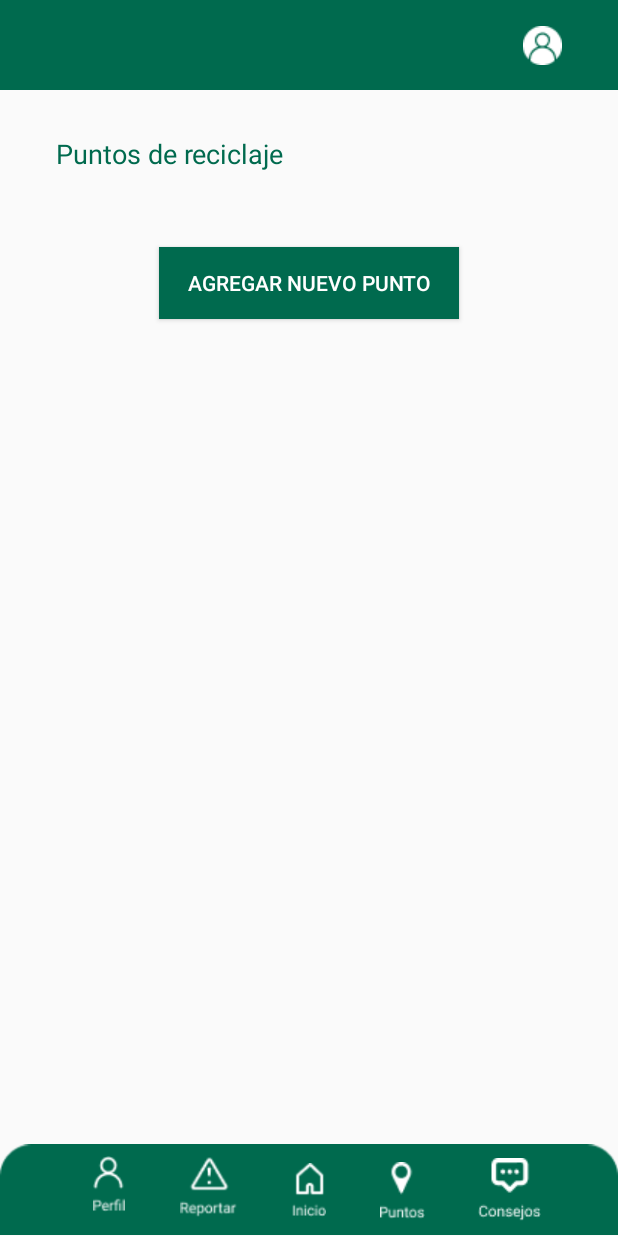
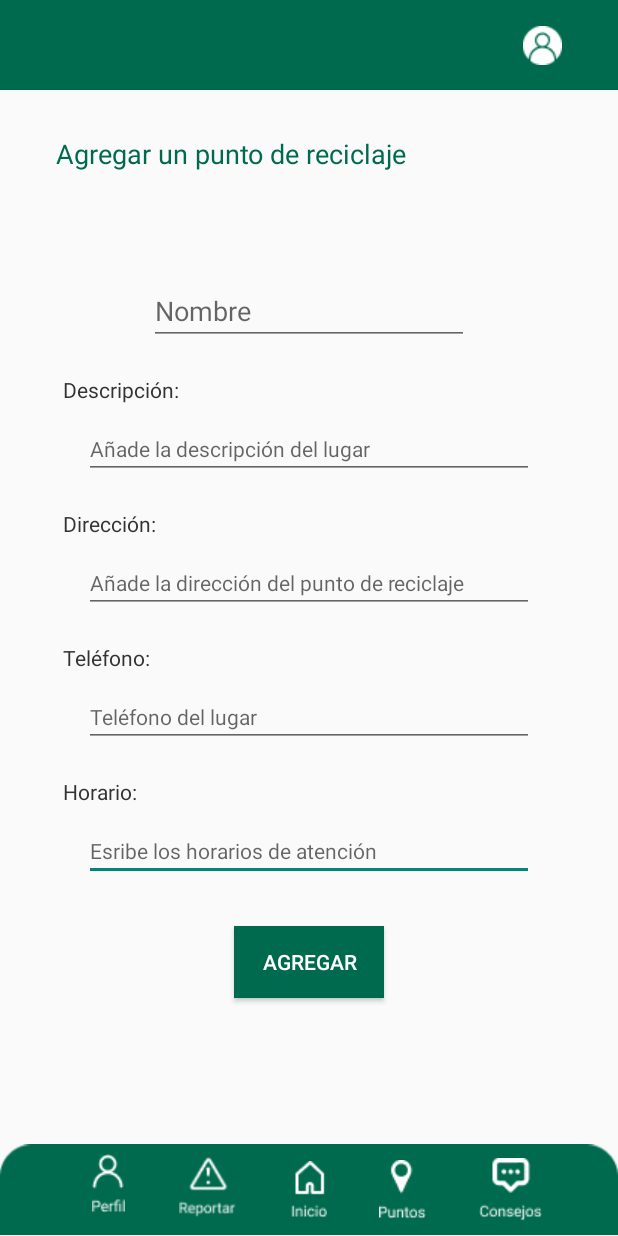
Before and after one commit to ElizaAldana/amaAndroid, an Android app: the MapaListActivity screen opened directly, with no data from a screen before it, after a tap on "AGREGAR NUEVO PUNTO", on a phone screen of 412 x 824 dp. Run offline under Robolectric (Android 15) with nearby library versions, the phone set to English and light mode, and no system bars; our stand-ins replace Firebase (no records; nobody signed in at launch, a user with empty details on screens opened directly).

Commit message:
agregar eco punto

```diff
--- a/app/src/main/AndroidManifest.xml
+++ b/app/src/main/AndroidManifest.xml
@@ -9,8 +9,9 @@
         android:roundIcon="@mipmap/ic_launcher_round"
         android:supportsRtl="true"
         android:theme="@style/Theme.Ama">
-        <activity android:name=".MapaListActivity"></activity>
-        <activity android:name=".ReportarActivity"></activity>
+        <activity android:name=".AddLocationActivity"></activity>
+        <activity android:name=".MapaListActivity" />
+        <activity android:name=".ReportarActivity" />
         <activity android:name=".PerfilActivity" />
         <activity android:name=".ConsejosActivity" />
         <activity android:name=".MainActivity" />
--- /dev/null
+++ b/app/src/main/java/com/example/ama/AddLocationActivity.java
@@ -0,0 +1,76 @@
+package com.example.ama;
+
+import androidx.appcompat.app.AppCompatActivity;
+
+import android.content.Intent;
+import android.os.Bundle;
+import android.text.Editable;
+import android.view.View;
+import android.widget.Button;
+import android.widget.EditText;
+import android.widget.ImageView;
+
+import com.google.firebase.database.DatabaseReference;
+import com.google.firebase.database.FirebaseDatabase;
+
+public class AddLocationActivity extends AppCompatActivity implements View.OnClickListener {
+
+    private ImageView perfilBtn5, puntosBtn5, consejosBtn5, pBtn5, reportBtn5, homeBtn5;
+    private Button addLocationBtn;
+    private EditText puntoName, puntoDesc, puntoDir, puntoTel, puntoHor;
+    private FirebaseDatabase db;
+
+    @Override
+    protected void onCreate(Bundle savedInstanceState) {
+        super.onCreate(savedInstanceState);
+        setContentView(R.layout.activity_add_location);
+
+        db = FirebaseDatabase.getInstance();
+        pBtn5 = findViewById(R.id.pBtn5);
+        perfilBtn5 = findViewById(R.id.perfilBtn5);
+        reportBtn5 = findViewById(R.id.reportBtn5);
+        homeBtn5 = findViewById(R.id.homeBtn5);
+        puntosBtn5 = findViewById(R.id.puntosBtn5);
+        consejosBtn5 = findViewById(R.id.consejosBtn5);
+        addLocationBtn = findViewById(R.id.addLocationBtn);
+
+        puntoDesc = findViewById(R.id.puntoDesc);
+        puntoName = findViewById(R.id.puntoName);
+        puntoHor = findViewById(R.id.puntoHor);
+        puntoTel = findViewById(R.id.puntoDesc);
+        puntoDir = findViewById(R.id.puntoDir);
+
+        perfilBtn5.setOnClickListener(this);
+        reportBtn5.setOnClickListener(this);
+        homeBtn5.setOnClickListener(this);
+        puntosBtn5.setOnClickListener(this);
+        consejosBtn5.setOnClickListener(this);
+        addLocationBtn.setOnClickListener(this);
+
+    }
+
+    @Override
+    public void onClick(View v) {
+        switch (v.getId()){
+            case R.id.addLocationBtn:
+                DatabaseReference ref = db.getReference().child("locaciones").child("ecoPuntos").child(puntoName.getText().toString());
+                Location location = new Location(
+                        puntoDesc.getText().toString(),
+                        puntoDir.getText().toString(),
+                        puntoTel.getText().toString(),
+                        puntoHor.getText().toString(),
+                        puntoName.getText().toString()
+                );
+                ref.setValue(location);
+                Intent a = new Intent(this, MapaListActivity.class);
+                startActivity(a);
+                break;
+            case R.id.homeBtn5:
+                Intent h = new Intent(this, MapaListActivity.class);
+                startActivity(h);
+                finish();
+                break;
+        }
+
+    }
+}
--- a/app/src/main/java/com/example/ama/MainActivity.java
+++ b/app/src/main/java/com/example/ama/MainActivity.java
@@ -79,7 +79,7 @@ public class MainActivity extends AppCompatActivity implements View.OnClickListe
                 finishAfterTransition();
                 break;
             case R.id.puntosBtn:
-                Intent p = new Intent(this, MainActivity.class);
+                Intent p = new Intent(this, MapaListActivity.class);
                 startActivity(p);
                 finishAfterTransition();
 
--- a/app/src/main/java/com/example/ama/MapaListActivity.java
+++ b/app/src/main/java/com/example/ama/MapaListActivity.java
@@ -92,6 +92,13 @@ public class MapaListActivity extends AppCompatActivity implements View.OnClickL
                 Intent h = new Intent(this, MainActivity.class);
                 startActivity(h);
                 break;
+
+            case R.id.agregarLugarBtn:
+
+                Intent a = new Intent(this, AddLocationActivity.class);
+                startActivity(a);
+
+                break;
         }
 
     }
--- /dev/null
+++ b/app/src/main/res/layout/activity_add_location.xml
@@ -0,0 +1,241 @@
+<?xml version="1.0" encoding="utf-8"?>
+<androidx.constraintlayout.widget.ConstraintLayout xmlns:android="http://schemas.android.com/apk/res/android"
+    xmlns:app="http://schemas.android.com/apk/res-auto"
+    xmlns:tools="http://schemas.android.com/tools"
+    android:layout_width="match_parent"
+    android:layout_height="match_parent"
+    tools:context=".AddLocationActivity">
+
+    <androidx.constraintlayout.widget.ConstraintLayout
+        android:id="@+id/constraintLayout6"
+        android:layout_width="wrap_content"
+        android:layout_height="wrap_content"
+        app:layout_constraintBottom_toBottomOf="parent"
+        app:layout_constraintEnd_toEndOf="parent"
+        app:layout_constraintStart_toStartOf="parent">
+
+        <ImageView
+            android:id="@+id/imageView7"
+            android:layout_width="wrap_content"
+            android:layout_height="wrap_content"
+            app:layout_constraintBottom_toBottomOf="parent"
+            app:layout_constraintEnd_toEndOf="parent"
+            app:layout_constraintStart_toStartOf="parent"
+            app:srcCompat="@drawable/rect" />
+
+        <ImageView
+            android:id="@+id/homeBtn5"
+            android:layout_width="wrap_content"
+            android:layout_height="wrap_content"
+            app:layout_constraintBottom_toBottomOf="@+id/imageView7"
+            app:layout_constraintEnd_toEndOf="parent"
+            app:layout_constraintStart_toStartOf="@+id/imageView7"
+            app:layout_constraintTop_toTopOf="parent"
+            app:srcCompat="@drawable/homea" />
+
+        <ImageView
+            android:id="@+id/consejosBtn5"
+            android:layout_width="wrap_content"
+            android:layout_height="wrap_content"
+            android:layout_marginStart="50dp"
+            app:layout_constraintBottom_toBottomOf="parent"
+            app:layout_constraintEnd_toEndOf="parent"
+            app:layout_constraintStart_toEndOf="@+id/homeBtn5"
+            app:layout_constraintTop_toTopOf="parent"
+            app:srcCompat="@drawable/consejoa" />
+
+        <ImageView
+            android:id="@+id/reportBtn5"
+            android:layout_width="37.87dp"
+            android:layout_height="45.03dp"
+            android:layout_marginBottom="8dp"
+            app:layout_constraintBottom_toBottomOf="parent"
+            app:layout_constraintEnd_toStartOf="@+id/homeBtn5"
+            app:layout_constraintStart_toEndOf="@+id/perfilBtn5"
+            app:layout_constraintTop_toTopOf="parent"
+            app:srcCompat="@drawable/reporta" />
+
+        <ImageView
+            android:id="@+id/perfilBtn5"
+            android:layout_width="wrap_content"
+            android:layout_height="wrap_content"
+            android:layout_marginEnd="50dp"
+            android:layout_marginBottom="8dp"
+            app:layout_constraintBottom_toBottomOf="parent"
+            app:layout_constraintEnd_toStartOf="@+id/homeBtn5"
+            app:layout_constraintStart_toStartOf="parent"
+            app:layout_constraintTop_toTopOf="parent"
+            app:srcCompat="@drawable/perfila" />
+
+        <ImageView
+            android:id="@+id/puntosBtn5"
+            android:layout_width="wrap_content"
+            android:layout_height="wrap_content"
+            app:layout_constraintBottom_toBottomOf="parent"
+            app:layout_constraintEnd_toStartOf="@+id/consejosBtn5"
+            app:layout_constraintStart_toEndOf="@+id/homeBtn5"
+            app:layout_constraintTop_toTopOf="parent"
+            app:srcCompat="@drawable/puntosa" />
+    </androidx.constraintlayout.widget.ConstraintLayout>
+
+    <androidx.constraintlayout.widget.ConstraintLayout
+        android:id="@+id/constraintLayout5"
+        android:layout_width="0dp"
+        android:layout_height="60dp"
+        android:background="#006A4E"
+        app:layout_constraintEnd_toEndOf="parent"
+        app:layout_constraintStart_toStartOf="parent"
+        app:layout_constraintTop_toTopOf="parent">
+
+        <ImageView
+            android:id="@+id/pBtn5"
+            android:layout_width="wrap_content"
+            android:layout_height="wrap_content"
+            android:layout_marginEnd="37dp"
+            app:layout_constraintBottom_toBottomOf="parent"
+            app:layout_constraintEnd_toEndOf="parent"
+            app:layout_constraintTop_toTopOf="parent"
+            app:srcCompat="@drawable/profile" />
+    </androidx.constraintlayout.widget.ConstraintLayout>
+
+    <TextView
+        android:id="@+id/textView11"
+        android:layout_width="wrap_content"
+        android:layout_height="wrap_content"
+        android:layout_marginStart="37dp"
+        android:layout_marginTop="30dp"
+        android:text="Agregar un punto de reciclaje"
+        android:textColor="#006A4E"
+        android:textSize="18sp"
+        app:layout_constraintStart_toStartOf="parent"
+        app:layout_constraintTop_toBottomOf="@+id/constraintLayout5" />
+
+    <androidx.constraintlayout.widget.ConstraintLayout
+        android:layout_width="368dp"
+        android:layout_height="527dp"
+        app:layout_constraintBottom_toTopOf="@+id/constraintLayout6"
+        app:layout_constraintEnd_toEndOf="parent"
+        app:layout_constraintStart_toStartOf="parent"
+        app:layout_constraintTop_toBottomOf="@+id/textView11">
+
+        <EditText
+            android:id="@+id/puntoHor"
+            android:layout_width="300dp"
+            android:layout_height="wrap_content"
+            android:layout_marginTop="10dp"
+            android:ems="10"
+            android:hint="Esribe los horarios de atención"
+            android:inputType="textPersonName"
+            android:textSize="14sp"
+            app:layout_constraintEnd_toEndOf="parent"
+            app:layout_constraintStart_toStartOf="parent"
+            app:layout_constraintTop_toBottomOf="@+id/textView15" />
+
+        <TextView
+            android:id="@+id/textView12"
+            android:layout_width="wrap_content"
+            android:layout_height="wrap_content"
+            android:layout_marginStart="20dp"
+            android:layout_marginTop="20dp"
+            android:text="Descripción:"
+            android:textColor="#333333"
+            app:layout_constraintStart_toStartOf="parent"
+            app:layout_constraintTop_toBottomOf="@+id/puntoName" />
+
+        <EditText
+            android:id="@+id/puntoDir"
+            android:layout_width="300dp"
+            android:layout_height="wrap_content"
+            android:layout_marginTop="10dp"
+            android:ems="10"
+            android:hint="Añade la dirección del punto de reciclaje"
+            android:inputType="textPersonName"
+            android:textSize="14sp"
+            app:layout_constraintEnd_toEndOf="parent"
+            app:layout_constraintStart_toStartOf="parent"
+            app:layout_constraintTop_toBottomOf="@+id/textView13" />
+
+        <TextView
+            android:id="@+id/textView13"
+            android:layout_width="wrap_content"
+            android:layout_height="wrap_content"
+            android:layout_marginStart="20dp"
+            android:layout_marginTop="20dp"
+            android:text="Dirección:"
+            android:textColor="#333333"
+            app:layout_constraintStart_toStartOf="parent"
+            app:layout_constraintTop_toBottomOf="@+id/puntoDesc" />
+
+        <EditText
+            android:id="@+id/puntoDesc"
+            android:layout_width="300dp"
+            android:layout_height="wrap_content"
+            android:layout_marginTop="10dp"
+            android:ems="10"
+            android:hint="Añade la descripción del lugar"
+            android:inputType="textPersonName"
+            android:textSize="14sp"
+            app:layout_constraintEnd_toEndOf="parent"
+            app:layout_constraintStart_toStartOf="parent"
+            app:layout_constraintTop_toBottomOf="@+id/textView12" />
+
+        <EditText
+            android:id="@+id/puntoTel"
+            android:layout_width="300dp"
+            android:layout_height="wrap_content"
+            android:layout_marginTop="10dp"
+            android:ems="10"
+            android:hint="Teléfono del lugar"
+            android:inputType="textPersonName"
+            android:textSize="14sp"
+            app:layout_constraintEnd_toEndOf="parent"
+            app:layout_constraintStart_toStartOf="parent"
+            app:layout_constraintTop_toBottomOf="@+id/textView14" />
+
+        <TextView
+            android:id="@+id/textView15"
+            android:layout_width="wrap_content"
+            android:layout_height="wrap_content"
+            android:layout_marginStart="20dp"
+            android:layout_marginTop="20dp"
+            android:text="Horario:"
+            android:textColor="#333333"
+            app:layout_constraintStart_toStartOf="parent"
+            app:layout_constraintTop_toBottomOf="@+id/puntoTel" />
+
+        <EditText
+            android:id="@+id/puntoName"
+            android:layout_width="wrap_content"
+            android:layout_height="wrap_content"
+            android:layout_marginTop="10dp"
+            android:ems="10"
+            android:hint="Nombre"
+            android:inputType="textPersonName"
+            app:layout_constraintEnd_toEndOf="parent"
+            app:layout_constraintStart_toStartOf="parent"
+            app:layout_constraintTop_toTopOf="parent" />
+
+        <TextView
+            android:id="@+id/textView14"
+            android:layout_width="wrap_content"
+            android:layout_height="wrap_content"
+            android:layout_marginStart="20dp"
+            android:layout_marginTop="20dp"
+            android:text="Teléfono:"
+            android:textColor="#333333"
+            app:layout_constraintStart_toStartOf="parent"
+            app:layout_constraintTop_toBottomOf="@+id/puntoDir" />
+
+        <Button
+            android:id="@+id/addLocationBtn"
+            android:layout_width="100dp"
+            android:layout_height="wrap_content"
+            android:layout_marginTop="30dp"
+            android:background="#006A4E"
+            android:text="Agregar"
+            android:textColor="#FFFFFF"
+            app:layout_constraintEnd_toEndOf="parent"
+            app:layout_constraintStart_toStartOf="parent"
+            app:layout_constraintTop_toBottomOf="@+id/puntoHor" />
+    </androidx.constraintlayout.widget.ConstraintLayout>
+</androidx.constraintlayout.widget.ConstraintLayout>
```
Also changed, not shown: 1 other file.
